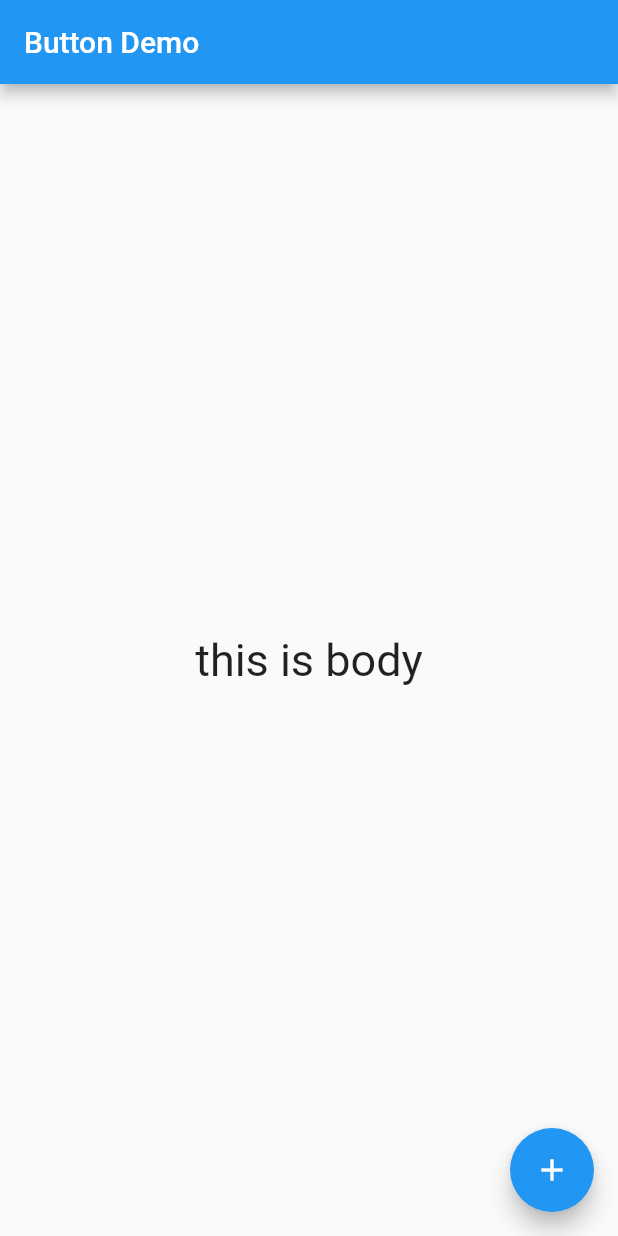
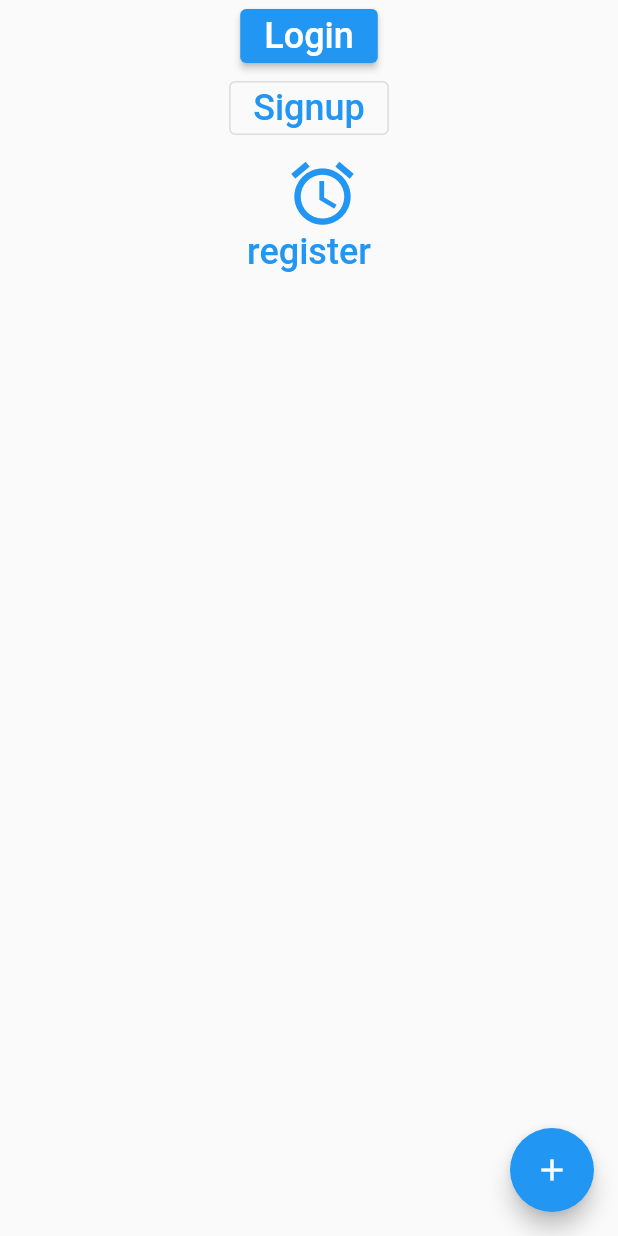
Before and after one commit to Anshika-tech/flutter_application_1, a Flutter app: the screen it shows after launch, after a tap on the "add" icon, on a phone screen of 412 x 824 dp. Run offline on Flutter 3.47's test engine with Material 2 defaults, Android fonts, the phone set to English and light mode, and no system bars.

```diff
--- a/lib/ButtonDemo.dart
+++ b/lib/ButtonDemo.dart
@@ -1,4 +1,4 @@
-import 'package:flutter/material.dart';
+/*import 'package:flutter/material.dart';
 class ButtonDemo extends StatelessWidget{
   Widget build(BuildContext context){
     return MaterialApp(
@@ -20,4 +20,55 @@ class ButtonDemo extends StatelessWidget{
 
   ,);
   }
+}*/
+//all types of button
+import 'package:flutter/material.dart';
+class ButtonDemo extends StatelessWidget{
+  const ButtonDemo({Key? key}) : super(key: key);
+  Widget build(BuildContext context){
+    return MaterialApp(
+      home:Scaffold(
+      body:SafeArea(
+        child:Center(
+        child:Container(
+          child:Column(
+            children:[
+
+                ElevatedButton(onPressed:(){
+                  print("elevated button clicked");
+                },child:
+                Text("Login",style:TextStyle(fontSize:24),),
+                ),
+
+                 OutlinedButton(onPressed:(){
+                  print("Outlined button clicked");
+                 },child:
+                Text("Signup",style:TextStyle(fontSize:24),),
+                ),
+
+                 IconButton(onPressed:(){
+                  print("Icon button clicked");
+                 },
+                 icon:Icon(Icons.alarm,size:50,color:Colors.blue,),),
+
+                TextButton(onPressed:(){
+                  print("Text button clicked");
+                },child:
+                Text("register",style:TextStyle(fontSize:24),),
+                ),
+            ],
+          ),
+        ),
+        ),
+      ),
+
+      floatingActionButton: FloatingActionButton(onPressed: (){
+        print("Floating Action button clicked");
+      },
+      child:Icon(Icons.add),
+      ),
+      )
+
+  ,);
+  }
 }
```
